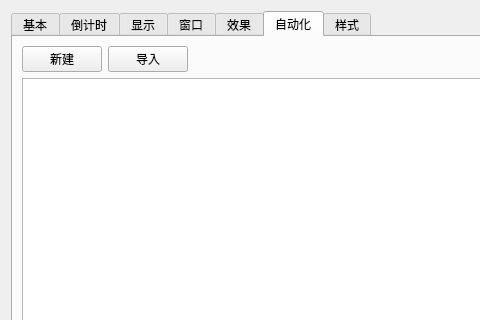
HelloWRC/W-DesktopCountdown, file UISource/profile_config_ui.ui: the form before one commit; both pictures show x 0 to 480 and y 0 to 320 of the 574 by 597 pixel window.
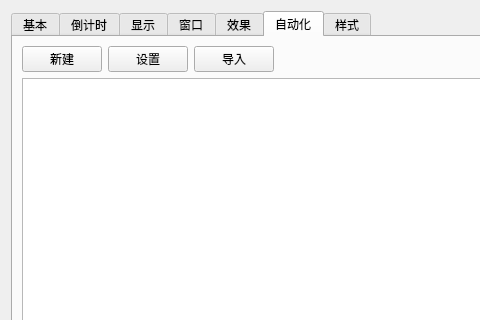
The form after the commit. The open tabs and pages were chosen to show the change. Icons and pictures are not drawn.

What changed in the file:
```diff
--- a/UISource/profile_config_ui.ui
+++ b/UISource/profile_config_ui.ui
@@ -485,6 +485,13 @@
            </property>
           </widget>
          </item>
+         <item>
+          <widget class="QPushButton" name="btn_action_cfg">
+           <property name="text">
+            <string>设置</string>
+           </property>
+          </widget>
+         </item>
          <item>
           <widget class="QPushButton" name="btn_import_action">
            <property name="text">
```
